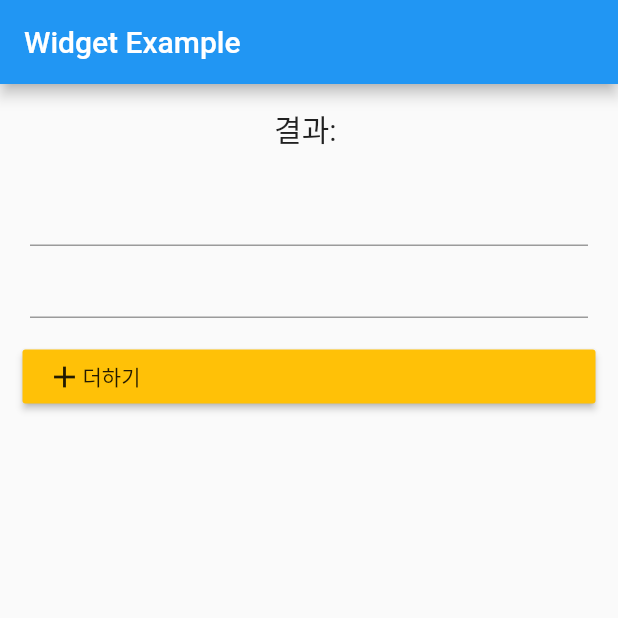
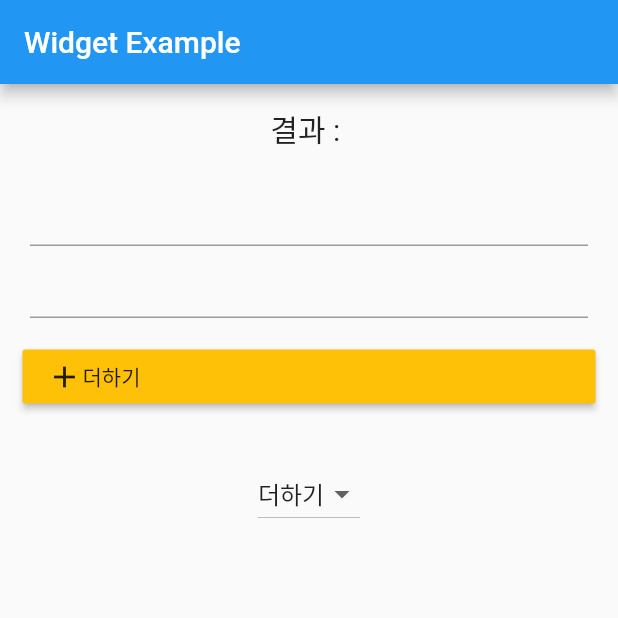
Before and after one commit to good5229/calculator_flutter, a Flutter app: the screen it shows after launch, after a tap on "더하기", on a phone screen of 412 x 824 dp, the top half of it. Run offline on Flutter 3.47's test engine with Material 2 defaults, Android fonts, the phone set to English and light mode, and no system bars.

Commit message:
feat: complete basic four function of calculator( + , - , * , / )

```diff
--- a/lib/main.dart
+++ b/lib/main.dart
@@ -1,8 +1,6 @@
 import 'package:flutter/material.dart';
 
-void main() {
-  runApp(MyApp());
-}
+void main() => runApp(MyApp());
 
 class MyApp extends StatelessWidget {
   static const String _title = 'Widget Example';
@@ -24,11 +22,22 @@ class WidgetApp extends StatefulWidget {
 }
 
 class _WidgetExampleState extends State<WidgetApp> {
+  List _buttonList = ['더하기', '빼기', '곱하기', '나누기'];
+  List<DropdownMenuItem<String>> _dropDownMenuItems = new List();
+  String buttonText;
   String sum = '';
   TextEditingController value1 = TextEditingController();
   TextEditingController value2 = TextEditingController();
 
   @override
+  void initState() {
+    super.initState();
+    for (var item in _buttonList) {
+      _dropDownMenuItems.add(DropdownMenuItem(value: item, child: Text(item)));
+    }
+    buttonText = _dropDownMenuItems[0].value;
+  }
+
   Widget build(BuildContext context) {
     return Scaffold(
       appBar: AppBar(
@@ -41,33 +50,60 @@ class _WidgetExampleState extends State<WidgetApp> {
               Padding(
                 padding: EdgeInsets.all(15),
                 child: Text(
-                  '결과: $sum',
+                  '결과 : $sum',
                   style: TextStyle(fontSize: 20),
                 ),
               ),
               Padding(
                 padding: EdgeInsets.only(left: 20, right: 20),
                 child: TextField(
-                    keyboardType: TextInputType.number, controller: value1),
+                  keyboardType: TextInputType.number,
+                  controller: value1,
+                ),
               ),
               Padding(
                 padding: EdgeInsets.only(left: 20, right: 20),
                 child: TextField(
-                    keyboardType: TextInputType.number, controller: value2),
+                  keyboardType: TextInputType.number,
+                  controller: value2,
+                ),
               ),
               Padding(
                 padding: EdgeInsets.all(15),
                 child: RaisedButton(
                     child: Row(
-                      children: <Widget>[Icon(Icons.add), Text('더하기')],
+                      children: <Widget>[Icon(Icons.add), Text(buttonText)],
                     ),
                     color: Colors.amber,
                     onPressed: () {
                       setState(() {
-                        int result = int.parse(value1.value.text)+int.parse(value2.value.text);
-                        sum = '$result';
+                        var value1Int = double.parse(value1.value.text);
+                        var value2Int = double.parse(value2.value.text);
+                        var result;
+                        if (buttonText == '더하기') {
+                          result = value1Int + value2Int;
+                        } else if (buttonText == '빼기') {
+                          result = value1Int - value2Int;
+                        } else if (buttonText == '곱하기') {
+                          result = value1Int * value2Int;
+                        } else {
+                          result = value1Int / value2Int;
+                        }
+                        sum = result.toString();
                       });
                     }),
+              ),
+              Padding(
+                padding: EdgeInsets.all(15),
+                child: DropdownButton(
+                  items: _dropDownMenuItems,
+                  onChanged: (value) {
+                    setState(() {
+                      buttonText = value;
+                    });
+                  },
+                  value: buttonText,
+                ),
               ),
             ],
           ),
```
